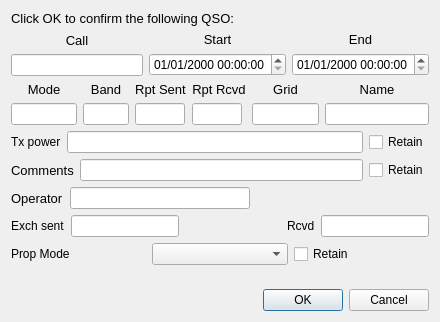
First picture: the form in widgets/logqso.ui, repository kareiva/wsjtz, before the edit.
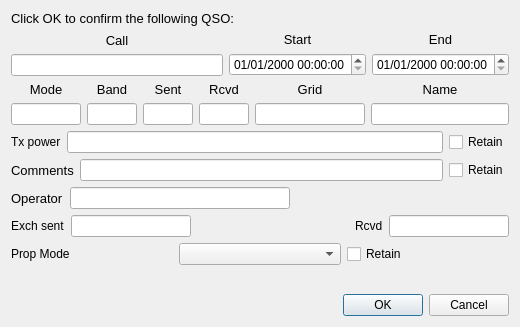
Second picture: the form after the edit.

Diff of the .ui file:
```diff
--- a/widgets/logqso.ui
+++ b/widgets/logqso.ui
@@ -6,8 +6,8 @@
    <rect>
     <x>0</x>
     <y>0</y>
-    <width>440</width>
-    <height>322</height>
+    <width>520</width>
+    <height>327</height>
    </rect>
   </property>
   <property name="sizePolicy">
@@ -210,7 +210,7 @@
           </font>
          </property>
          <property name="text">
-          <string>Rpt Sent</string>
+          <string>Sent</string>
          </property>
          <property name="alignment">
           <set>Qt::AlignCenter</set>
@@ -242,7 +242,7 @@
           </font>
          </property>
          <property name="text">
-          <string>Rpt Rcvd</string>
+          <string>Rcvd</string>
          </property>
          <property name="alignment">
           <set>Qt::AlignCenter</set>
@@ -286,12 +286,21 @@
        </item>
        <item>
         <widget class="QLineEdit" name="grid">
+         <property name="minimumSize">
+          <size>
+           <width>110</width>
+           <height>0</height>
+          </size>
+         </property>
          <property name="maximumSize">
           <size>
-           <width>70</width>
+           <width>110</width>
            <height>16777215</height>
           </size>
          </property>
+         <property name="text">
+          <string/>
+         </property>
         </widget>
        </item>
       </layout>
```
